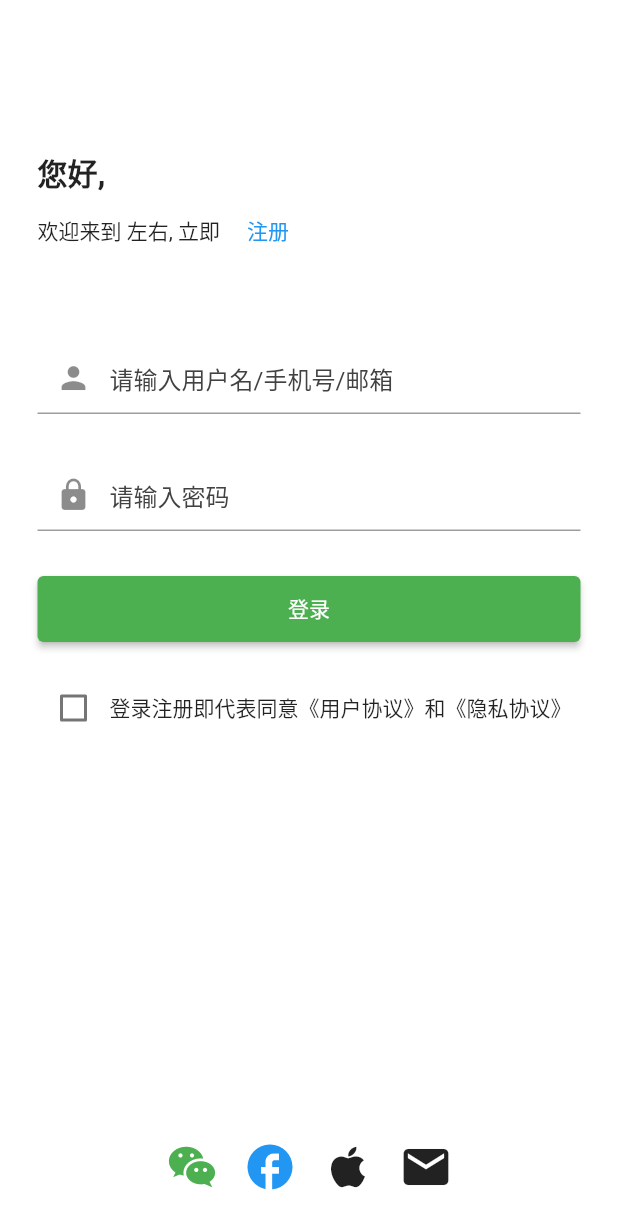
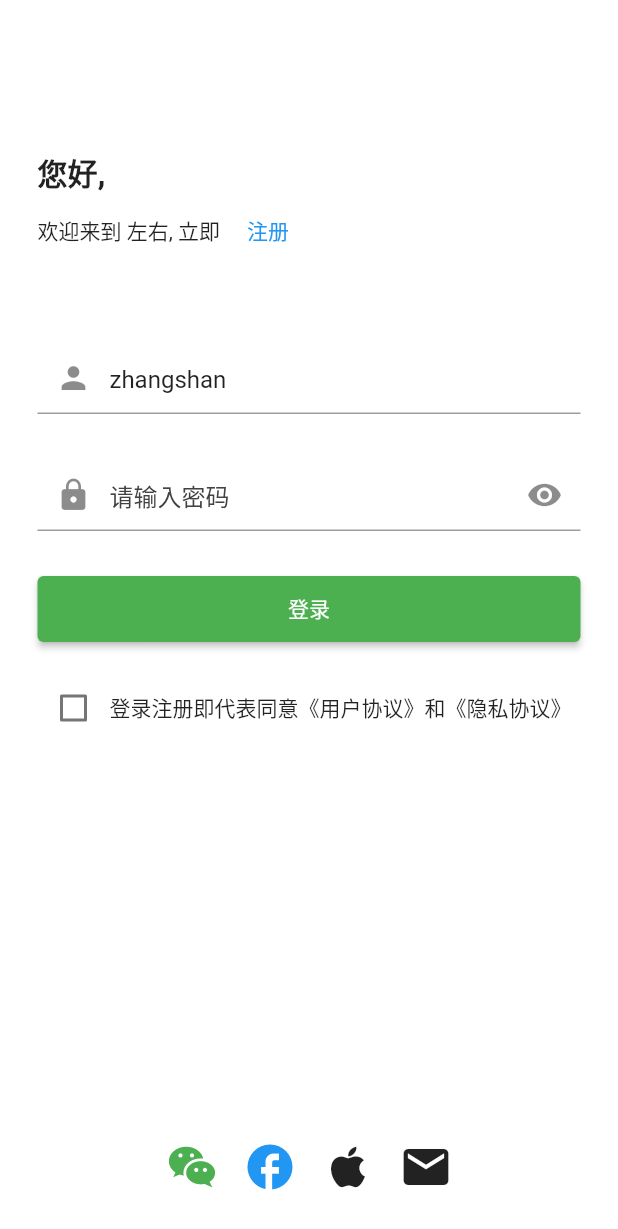
Before and after one commit to deepindo/DoFlutter, a Flutter app: the screen it shows after launch, on a phone screen of 412 x 824 dp. Shown: the top 1229 px of the screen. Run offline on Flutter 3.47's test engine with Material 2 defaults, Android fonts, the phone set to English and light mode, and no system bars; our stand-ins replace banner_carousel, flutter_swiper, get, webview_flutter; missing offline and left inert: dart:ffi.

```diff
--- a/lib/pages/auth/login_page.dart
+++ b/lib/pages/auth/login_page.dart
@@ -8,7 +8,17 @@ class LoginPage extends StatefulWidget {
 }
 
 class _LoginPageState extends State<LoginPage> {
+  String _username = "zhangshan";
+  String _password = "";
+  late TextEditingController _usernameController;
   bool? _isCheckProtocol = false;
+
+  @override
+  void initState() {
+    super.initState();
+    _usernameController =
+        TextEditingController.fromValue(TextEditingValue(text: _username));
+  }
 
   @override
   Widget build(BuildContext context) {
@@ -46,9 +56,15 @@ class _LoginPageState extends State<LoginPage> {
                 const SizedBox(
                   height: 50,
                 ),
-                const TextField(
+                TextField(
+                  controller: _usernameController,
+                  onChanged: (value) {
+                    setState(() {
+                      _username = value;
+                    });
+                  },
                   textCapitalization: TextCapitalization.none,
-                  decoration: InputDecoration(
+                  decoration: const InputDecoration(
                       prefixIcon: Icon(Icons.person),
                       hintText: "请输入用户名/手机号/邮箱",
                       hintStyle:
@@ -57,13 +73,19 @@ class _LoginPageState extends State<LoginPage> {
                 const SizedBox(
                   height: 30,
                 ),
-                const TextField(
+                TextField(
+                  onChanged: (value) {
+                    setState(() {
+                      _password = value;
+                    });
+                  },
                   textCapitalization: TextCapitalization.none,
-                  decoration: InputDecoration(
+                  decoration: const InputDecoration(
                     prefixIcon: Icon(Icons.lock),
                     hintText: "请输入密码",
                     hintStyle:
                         TextStyle(color: Color.fromARGB(255, 67, 66, 66)),
+                    suffixIcon: Icon(Icons.visibility),
                   ),
                   obscureText: true,
                 ),
@@ -76,6 +98,7 @@ class _LoginPageState extends State<LoginPage> {
                     // padding: const EdgeInsets.symmetric(horizontal: 5),
                     child: ElevatedButton(
                         onPressed: () {
+                          print("${_username}, ${_password}");
                           Navigator.pushNamedAndRemoveUntil(
                               context, "/", (route) => false);
                         },
```
Also changed, not shown: lib/components/do_dialog.dart (+5 -5 lines).
